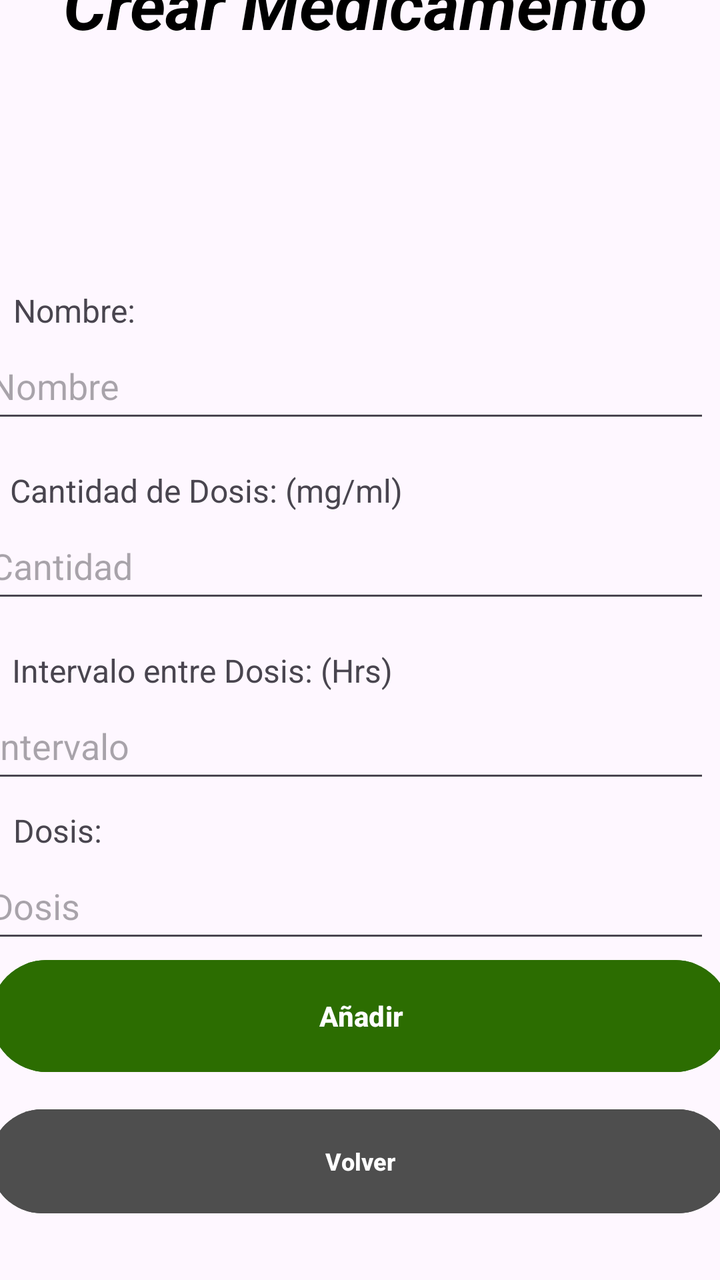
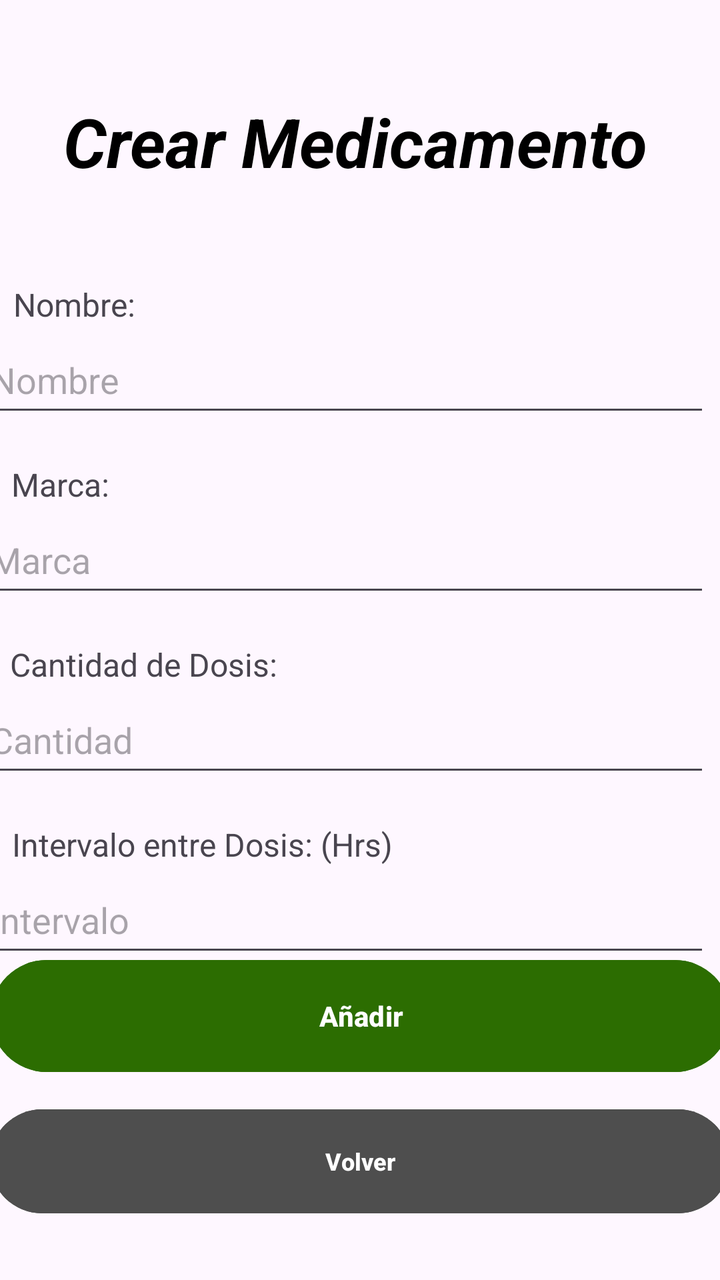

Screens rendered from an Android XML layout before and after an edit, with the pre-edit source and the edit as a unified diff.
<!-- AndroidManifest.xml: application theme Theme.MobilesVC -->
<!-- res/layout/medicamento_crear_view.xml -->
<?xml version="1.0" encoding="utf-8"?>
<androidx.constraintlayout.widget.ConstraintLayout xmlns:android="http://schemas.android.com/apk/res/android"
    xmlns:app="http://schemas.android.com/apk/res-auto"
    xmlns:tools="http://schemas.android.com/tools"
    android:layout_width="match_parent"
    android:layout_height="match_parent">

    <TextView
        android:id="@+id/textView66"
        android:layout_width="100dp"
        android:layout_height="22dp"
        android:text="Dosis:"
        android:textSize="16sp"
        app:layout_constraintBottom_toTopOf="@+id/vDosisCrear"
        app:layout_constraintEnd_toEndOf="parent"
        app:layout_constraintHorizontal_bias="0.025"
        app:layout_constraintStart_toStartOf="parent" />

    <TextView
        android:id="@+id/textView65"
        android:layout_width="200dp"
        android:layout_height="22dp"
        android:text="Intervalo entre Dosis: (Hrs)"
        android:textSize="16sp"
        app:layout_constraintBottom_toTopOf="@+id/vIntervaloMedicamentoCrear"
        app:layout_constraintEnd_toEndOf="parent"
        app:layout_constraintHorizontal_bias="0.038"
        app:layout_constraintStart_toStartOf="parent" />

    <TextView
        android:id="@+id/textView64"
        android:layout_width="230dp"
        android:layout_height="22dp"
        android:text="Cantidad de Dosis: (mg/ml)"
        android:textSize="16sp"
        app:layout_constraintBottom_toTopOf="@+id/vCantidadMedicamentoCrear"
        app:layout_constraintEnd_toEndOf="parent"
        app:layout_constraintHorizontal_bias="0.038"
        app:layout_constraintStart_toStartOf="parent" />

    <TextView
        android:id="@+id/textView63"
        android:layout_width="100dp"
        android:layout_height="22dp"
        android:text="Nombre:"
        android:textSize="16sp"
        app:layout_constraintBottom_toTopOf="@+id/vNombreMedicamentoCrear"
        app:layout_constraintEnd_toEndOf="parent"
        app:layout_constraintHorizontal_bias="0.025"
        app:layout_constraintStart_toStartOf="parent" />

    <Button
        android:id="@+id/vCrearMedicamento"
        android:layout_width="370dp"
        android:layout_height="64dp"
        android:layout_marginBottom="100dp"
        android:backgroundTint="#2C6D01"
        android:paddingVertical="14dp"
        android:text="Añadir"
        android:textStyle="bold"
        app:layout_constraintBottom_toBottomOf="parent"
        app:layout_constraintEnd_toEndOf="parent"
        app:layout_constraintStart_toStartOf="parent" />

    <com.google.android.material.textfield.TextInputEditText
        android:id="@+id/vIntervaloMedicamentoCrear"
        android:layout_width="364dp"
        android:layout_height="50dp"
        android:layout_marginStart="16dp"
        android:layout_marginTop="20dp"
        android:layout_marginEnd="31dp"
        android:layout_marginBottom="10dp"
        android:clickable="true"
        android:hint="Intervalo"
        app:layout_constraintBottom_toTopOf="@+id/vDosisCrear"
        app:layout_constraintEnd_toEndOf="parent"
        app:layout_constraintStart_toStartOf="parent"
        app:layout_constraintTop_toBottomOf="@+id/vCantidadMedicamentoCrear" />

    <com.google.android.material.textfield.TextInputEditText
        android:id="@+id/vDosisCrear"
        android:layout_width="364dp"
        android:layout_height="50dp"
        android:layout_marginStart="16dp"
        android:layout_marginTop="20dp"
        android:layout_marginEnd="31dp"
        android:layout_marginBottom="92dp"
        android:clickable="true"
        android:hint="Dosis"
        app:layout_constraintBottom_toTopOf="@+id/vCrearMedicamento"
        app:layout_constraintEnd_toEndOf="parent"
        app:layout_constraintStart_toStartOf="parent"
        app:layout_constraintTop_toBottomOf="@+id/vIntervaloMedicamentoCrear" />

    <TextView
        android:id="@+id/textView13"
        android:layout_width="wrap_content"
        android:layout_height="wrap_content"
        android:layout_marginStart="92dp"
        android:layout_marginTop="71dp"
        android:layout_marginEnd="97dp"
        android:layout_marginBottom="71dp"
        android:fontFamily="sans-serif"
        android:text="Crear Medicamento"
        android:textColor="#000000"
        android:textSize="34sp"
        android:textStyle="bold|italic"
        app:layout_constraintBottom_toTopOf="@+id/vNombreMedicamentoCrear"
        app:layout_constraintEnd_toEndOf="parent"
        app:layout_constraintStart_toStartOf="parent"
        app:layout_constraintTop_toTopOf="parent"
        tools:textSize="26sp" />

    <Button
        android:id="@+id/vVolverMedicamentoCrear"
        android:layout_width="370dp"
        android:layout_height="60dp"
        android:layout_marginHorizontal="24dp"
        android:layout_marginStart="20dp"
        android:layout_marginTop="14dp"
        android:layout_marginEnd="21dp"
        android:layout_marginBottom="33dp"
        android:backgroundTint="#4E4E4E"
        android:paddingVertical="10dp"
        android:text="Volver"
        android:textSize="12sp"
        android:textStyle="bold"
        android:visibility="visible"
        app:layout_constraintBottom_toBottomOf="parent"
        app:layout_constraintEnd_toEndOf="parent"
        app:layout_constraintStart_toStartOf="parent"
        app:layout_constraintTop_toBottomOf="@+id/vCrearMedicamento" />

    <com.google.android.material.textfield.TextInputEditText
        android:id="@+id/vCantidadMedicamentoCrear"
        android:layout_width="364dp"
        android:layout_height="50dp"
        android:layout_marginStart="16dp"
        android:layout_marginTop="20dp"
        android:layout_marginEnd="31dp"
        android:layout_marginBottom="20dp"
        android:clickable="true"
        android:hint="Cantidad"
        app:layout_constraintBottom_toTopOf="@+id/vIntervaloMedicamentoCrear"
        app:layout_constraintEnd_toEndOf="parent"
        app:layout_constraintHorizontal_bias="0.5"
        app:layout_constraintStart_toStartOf="parent"
        app:layout_constraintTop_toBottomOf="@+id/vNombreMedicamentoCrear" />

    <com.google.android.material.textfield.TextInputEditText
        android:id="@+id/vNombreMedicamentoCrear"
        android:layout_width="364dp"
        android:layout_height="50dp"
        android:layout_marginStart="16dp"
        android:layout_marginTop="71dp"
        android:layout_marginEnd="31dp"
        android:layout_marginBottom="20dp"
        android:clickable="true"
        android:hint="Nombre"
        app:layout_constraintBottom_toTopOf="@+id/vCantidadMedicamentoCrear"
        app:layout_constraintEnd_toEndOf="parent"
        app:layout_constraintHorizontal_bias="0.5"
        app:layout_constraintStart_toStartOf="parent"
        app:layout_constraintTop_toBottomOf="@+id/textView13" />
</androidx.constraintlayout.widget.ConstraintLayout>
<!-- resources referenced by this layout -->
<resources>
  <style name="Theme.MobilesVC" parent="Base.Theme.MobilesVC" />
  <style name="Base.Theme.MobilesVC" parent="Theme.Material3.DayNight.NoActionBar">
          
          
      </style>
</resources>

<!-- the commit's change to res/layout/medicamento_crear_view.xml (unified diff, before → after) -->
@@ -5,11 +5,36 @@
     android:layout_width="match_parent"
     android:layout_height="match_parent">
 
+    <com.google.android.material.textfield.TextInputEditText
+        android:id="@+id/vMarcaCrear"
+        android:layout_width="364dp"
+        android:layout_height="50dp"
+        android:layout_marginStart="16dp"
+        android:layout_marginTop="40dp"
+        android:layout_marginEnd="31dp"
+        android:clickable="true"
+        android:hint="Marca"
+        app:layout_constraintEnd_toEndOf="parent"
+        app:layout_constraintHorizontal_bias="0.5"
+        app:layout_constraintStart_toStartOf="parent"
+        app:layout_constraintTop_toBottomOf="@+id/vNombreMedicamentoCrear" />
+
+    <TextView
+        android:id="@+id/textView71"
+        android:layout_width="100dp"
+        android:layout_height="22dp"
+        android:text="Marca:"
+        android:textSize="16sp"
+        app:layout_constraintBottom_toTopOf="@+id/vMarcaCrear"
+        app:layout_constraintEnd_toEndOf="parent"
+        app:layout_constraintHorizontal_bias="0.022"
+        app:layout_constraintStart_toStartOf="parent" />
+
     <TextView
         android:id="@+id/textView66"
-        android:layout_width="100dp"
+        android:layout_width="120dp"
         android:layout_height="22dp"
-        android:text="Dosis:"
+        android:text="Dosis: (mg/ml)"
         android:textSize="16sp"
         app:layout_constraintBottom_toTopOf="@+id/vDosisCrear"
         app:layout_constraintEnd_toEndOf="parent"
@@ -31,22 +56,11 @@
         android:id="@+id/textView64"
         android:layout_width="230dp"
         android:layout_height="22dp"
-        android:text="Cantidad de Dosis: (mg/ml)"
+        android:text="Cantidad de Dosis:"
         android:textSize="16sp"
         app:layout_constraintBottom_toTopOf="@+id/vCantidadMedicamentoCrear"
         app:layout_constraintEnd_toEndOf="parent"
         app:layout_constraintHorizontal_bias="0.038"
-        app:layout_constraintStart_toStartOf="parent" />
-
-    <TextView
-        android:id="@+id/textView63"
-        android:layout_width="100dp"
-        android:layout_height="22dp"
-        android:text="Nombre:"
-        android:textSize="16sp"
-        app:layout_constraintBottom_toTopOf="@+id/vNombreMedicamentoCrear"
-        app:layout_constraintEnd_toEndOf="parent"
-        app:layout_constraintHorizontal_bias="0.025"
         app:layout_constraintStart_toStartOf="parent" />
 
     <Button
@@ -67,13 +81,14 @@
         android:layout_width="364dp"
         android:layout_height="50dp"
         android:layout_marginStart="16dp"
-        android:layout_marginTop="20dp"
+        android:layout_marginTop="40dp"
         android:layout_marginEnd="31dp"
-        android:layout_marginBottom="10dp"
         android:clickable="true"
         android:hint="Intervalo"
-        app:layout_constraintBottom_toTopOf="@+id/vDosisCrear"
+        android:inputType="number|numberDecimal"
+        android:maxLength="5"
         app:layout_constraintEnd_toEndOf="parent"
+        app:layout_constraintHorizontal_bias="0.5"
         app:layout_constraintStart_toStartOf="parent"
         app:layout_constraintTop_toBottomOf="@+id/vCantidadMedicamentoCrear" />
 
@@ -82,31 +97,34 @@
         android:layout_width="364dp"
         android:layout_height="50dp"
         android:layout_marginStart="16dp"
-        android:layout_marginTop="20dp"
+        android:layout_marginTop="32dp"
         android:layout_marginEnd="31dp"
-        android:layout_marginBottom="92dp"
+        android:layout_marginBottom="50dp"
         android:clickable="true"
         android:hint="Dosis"
+        android:inputType="number|numberDecimal"
+        android:maxLength="4"
         app:layout_constraintBottom_toTopOf="@+id/vCrearMedicamento"
         app:layout_constraintEnd_toEndOf="parent"
+        app:layout_constraintHorizontal_bias="0.5"
         app:layout_constraintStart_toStartOf="parent"
-        app:layout_constraintTop_toBottomOf="@+id/vIntervaloMedicamentoCrear" />
+        app:layout_constraintTop_toBottomOf="@+id/vIntervaloMedicamentoCrear"
+        app:layout_constraintVertical_bias="0.0" />
 
     <TextView
         android:id="@+id/textView13"
         android:layout_width="wrap_content"
         android:layout_height="wrap_content"
         android:layout_marginStart="92dp"
-        android:layout_marginTop="71dp"
+        android:layout_marginTop="48dp"
         android:layout_marginEnd="97dp"
-        android:layout_marginBottom="71dp"
         android:fontFamily="sans-serif"
         android:text="Crear Medicamento"
         android:textColor="#000000"
         android:textSize="34sp"
         android:textStyle="bold|italic"
-        app:layout_constraintBottom_toTopOf="@+id/vNombreMedicamentoCrear"
         app:layout_constraintEnd_toEndOf="parent"
+        app:layout_constraintHorizontal_bias="0.5"
         app:layout_constraintStart_toStartOf="parent"
         app:layout_constraintTop_toTopOf="parent"
         tools:textSize="26sp" />
@@ -136,30 +154,39 @@
         android:layout_width="364dp"
         android:layout_height="50dp"
         android:layout_marginStart="16dp"
-        android:layout_marginTop="20dp"
+        android:layout_marginTop="40dp"
         android:layout_marginEnd="31dp"
-        android:layout_marginBottom="20dp"
         android:clickable="true"
         android:hint="Cantidad"
-        app:layout_constraintBottom_toTopOf="@+id/vIntervaloMedicamentoCrear"
+        android:inputType="number"
+        android:maxLength="2"
         app:layout_constraintEnd_toEndOf="parent"
         app:layout_constraintHorizontal_bias="0.5"
         app:layout_constraintStart_toStartOf="parent"
-        app:layout_constraintTop_toBottomOf="@+id/vNombreMedicamentoCrear" />
+        app:layout_constraintTop_toBottomOf="@+id/vMarcaCrear" />
 
     <com.google.android.material.textfield.TextInputEditText
         android:id="@+id/vNombreMedicamentoCrear"
         android:layout_width="364dp"
         android:layout_height="50dp"
         android:layout_marginStart="16dp"
-        android:layout_marginTop="71dp"
+        android:layout_marginTop="70dp"
         android:layout_marginEnd="31dp"
-        android:layout_marginBottom="20dp"
         android:clickable="true"
         android:hint="Nombre"
-        app:layout_constraintBottom_toTopOf="@+id/vCantidadMedicamentoCrear"
         app:layout_constraintEnd_toEndOf="parent"
         app:layout_constraintHorizontal_bias="0.5"
         app:layout_constraintStart_toStartOf="parent"
         app:layout_constraintTop_toBottomOf="@+id/textView13" />
+
+    <TextView
+        android:id="@+id/textView63"
+        android:layout_width="100dp"
+        android:layout_height="22dp"
+        android:text="Nombre:"
+        android:textSize="16sp"
+        app:layout_constraintBottom_toTopOf="@+id/vNombreMedicamentoCrear"
+        app:layout_constraintEnd_toEndOf="parent"
+        app:layout_constraintHorizontal_bias="0.025"
+        app:layout_constraintStart_toStartOf="parent" />
 </androidx.constraintlayout.widget.ConstraintLayout>
